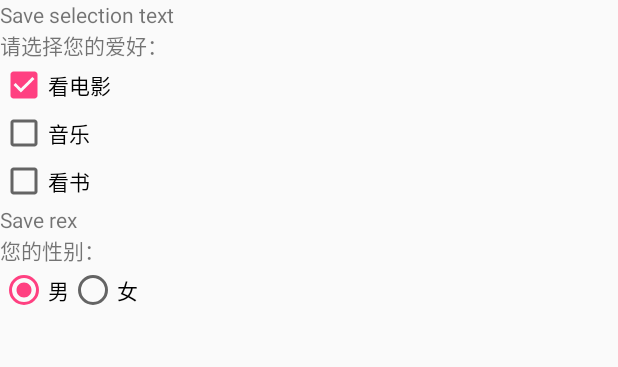
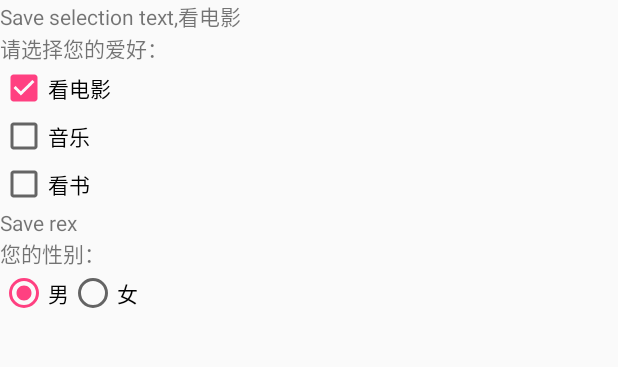
Before and after one commit to LeosLonly/AndroidPractice, an Android app: the screen it shows after launch (MainActivity), after a tap on "看电影", on a phone screen of 412 x 824 dp, the part 224-591 px from its top. Run offline under Robolectric (Android 15) with nearby library versions, the phone set to English and light mode, and no system bars.

Commit message:
Add componenets Modle

```diff
--- a/components/src/main/java/edu/bistu/computer/components/MainActivity.java
+++ b/components/src/main/java/edu/bistu/computer/components/MainActivity.java
@@ -12,17 +12,22 @@ import android.widget.TextView;
 
 public class MainActivity extends AppCompatActivity {
 
+    private TextView resultText;
+    private CheckBox book;
+    private CheckBox movice;
+    private CheckBox music;
+
     @Override
     protected void onCreate(Bundle savedInstanceState) {
         super.onCreate(savedInstanceState);
         setContentView(R.layout.activity_main);
 
-        CheckBox book = (CheckBox) findViewById(R.id.book);
-        CheckBox movice = (CheckBox) findViewById(R.id.movice);
-        CheckBox music = (CheckBox) findViewById(R.id.music);
+        book = (CheckBox) findViewById(R.id.book);
+        movice = (CheckBox) findViewById(R.id.movice);
+        music = (CheckBox) findViewById(R.id.music);
 
         RadioButton male = (RadioButton) findViewById(R.id.radio_male);
-        final TextView resultText = (TextView) findViewById(R.id.text_result);
+        resultText = (TextView) findViewById(R.id.text_result);
         final TextView saveRex = (TextView) findViewById(R.id.save_rex);
         final EditText editText = (EditText) findViewById(R.id.editText);
         Button change = (Button) findViewById(R.id.change_text);
@@ -36,9 +41,9 @@ public class MainActivity extends AppCompatActivity {
         male.setOnCheckedChangeListener(new CompoundButton.OnCheckedChangeListener() {
             @Override
             public void onCheckedChanged(CompoundButton compoundButton, boolean b) {
-                if(b){
+                if (b) {
                     saveRex.setText("男");
-                }else{
+                } else {
                     saveRex.setText("女");
                 }
             }
@@ -46,11 +51,31 @@ public class MainActivity extends AppCompatActivity {
 
     }
 
-    public void onCheckboxClicked(View view){
+    public void onCheckboxClicked(View view) {
         int id = view.getId();
-        switch (id){
+        boolean checked = ((CheckBox) view).isChecked();
+        switch (id) {
             case R.id.movice:
-
+                if (checked) {
+                    resultText.setText(resultText.getText() + "," + movice.getText());
+                } else {
+                    resultText.setText("");
+                }
+                break;
+            case R.id.book:
+                if (checked) {
+                    resultText.setText(resultText.getText() + "," + book.getText());
+                } else {
+                    resultText.setText("");
+                }
+                break;
+            case R.id.music:
+                if (checked) {
+                    resultText.setText(resultText.getText() + "," + music.getText());
+                } else {
+                    resultText.setText("");
+                }
+                break;
         }
     }
 }
```
